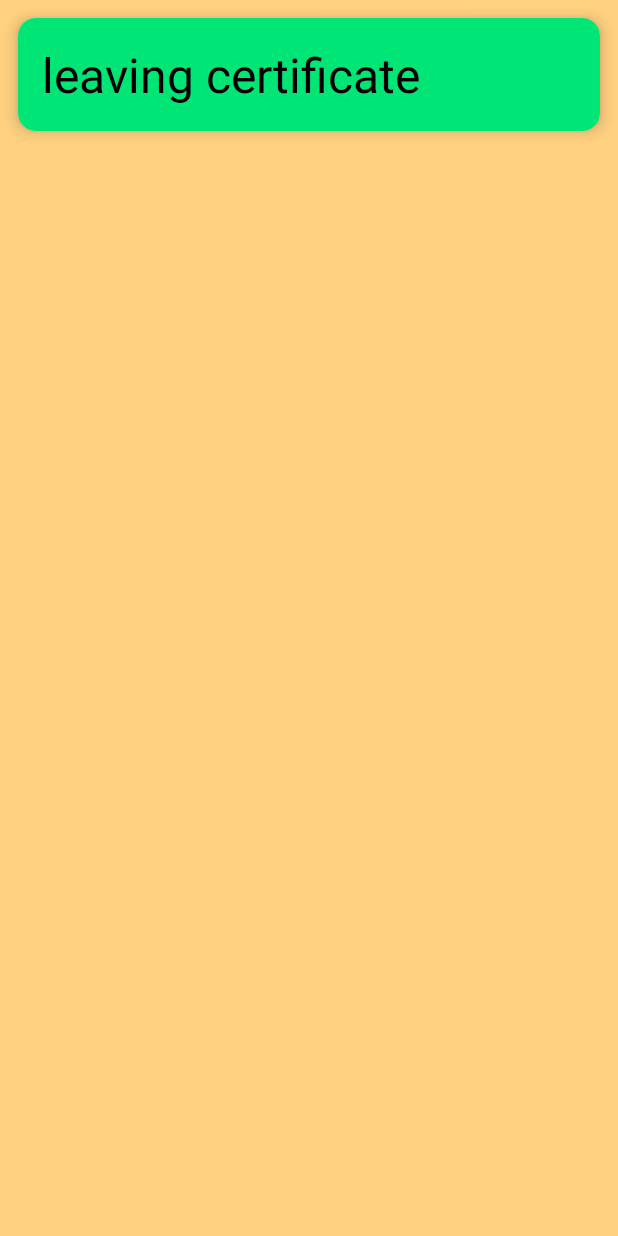
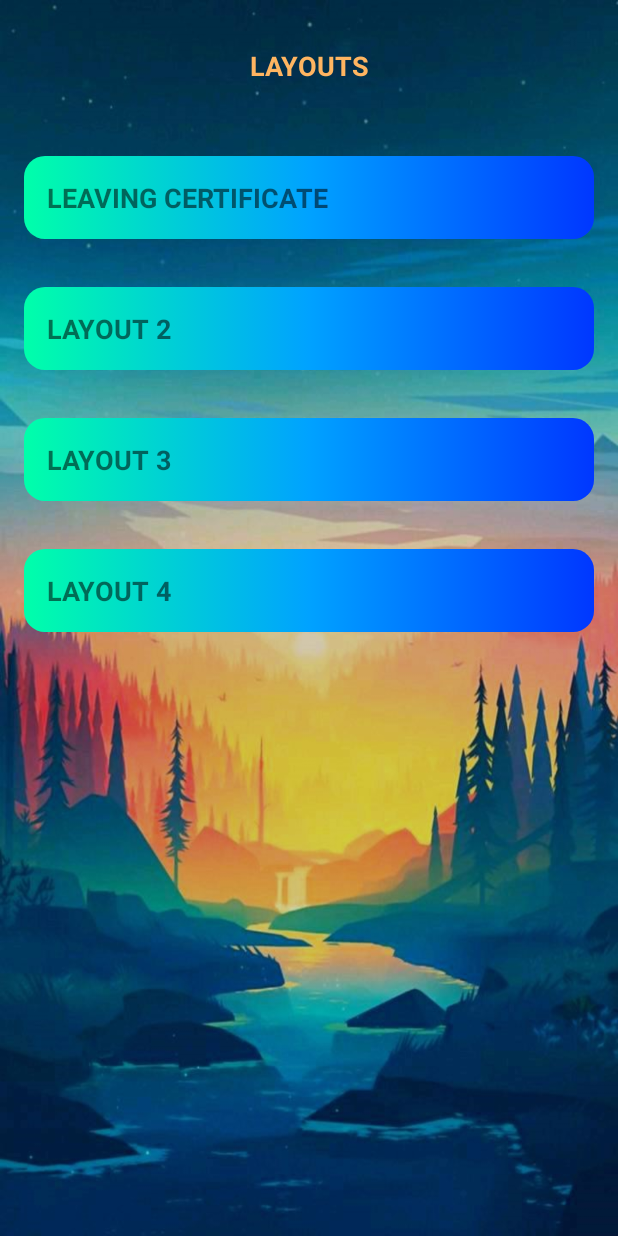
Before and after one commit to salim84miya/oopm-mini-project, an Android app: the StandardActivityList screen opened directly, with no data from a screen before it, on a phone screen of 412 x 824 dp. Run offline under Robolectric (Android 15) with nearby library versions, the phone set to English and light mode, and no system bars.

```diff
--- a/app/src/main/res/layout/activity_special.xml
+++ b/app/src/main/res/layout/activity_special.xml
@@ -27,7 +27,6 @@
             android:text="iot" />
 
 
-
         <com.google.android.material.tabs.TabItem
             android:layout_width="wrap_content"
             android:layout_height="wrap_content"
--- a/app/src/main/res/layout/activity_standard.xml
+++ b/app/src/main/res/layout/activity_standard.xml
@@ -1,12 +1,11 @@
 <?xml version="1.0" encoding="utf-8"?>
-<RelativeLayout
+<RelativeLayout xmlns:tools="http://schemas.android.com/tools"
     android:layout_width="match_parent"
     android:layout_height="match_parent"
     android:background="@drawable/layout_bg"
     xmlns:android="http://schemas.android.com/apk/res/android">
 
-    <LinearLayout xmlns:android="http://schemas.android.com/apk/res/android"
-        xmlns:tools="http://schemas.android.com/tools"
+    <LinearLayout
         android:id="@+id/box1"
         android:layout_width="match_parent"
         android:layout_height="wrap_content"
@@ -16,15 +15,15 @@
         <TextView
             android:layout_width="match_parent"
             android:layout_height="wrap_content"
-            android:text="LAYOUTS"
             android:layout_margin="16dp"
-            android:padding="15dp"
             android:layout_weight="1"
             android:gravity="center"
+            android:padding="15dp"
+            android:text="LAYOUTS"
             android:textAllCaps="true"
+            android:textColor="#FFB561"
             android:textSize="18sp"
-            android:textColor="#FFB561"
-            android:textStyle="bold"/>
+            android:textStyle="bold" />
 
     </LinearLayout>
 
--- a/app/src/main/res/layout/standard_request_list.xml
+++ b/app/src/main/res/layout/standard_request_list.xml
@@ -1,29 +1,100 @@
 <?xml version="1.0" encoding="utf-8"?>
-<LinearLayout
-    xmlns:android="http://schemas.android.com/apk/res/android"
-    xmlns:app="http://schemas.android.com/apk/res-auto"
+<RelativeLayout xmlns:tools="http://schemas.android.com/tools"
     android:layout_width="match_parent"
     android:layout_height="match_parent"
-    android:background="#FFD180">
-    <androidx.cardview.widget.CardView
-        android:id="@+id/list_item_1"
+    android:background="@drawable/layout_bg"
+    xmlns:android="http://schemas.android.com/apk/res/android">
+
+    <LinearLayout
+        android:id="@+id/box1"
         android:layout_width="match_parent"
         android:layout_height="wrap_content"
-        android:layout_rowWeight="1"
-        android:layout_columnWeight="1"
-        android:layout_margin="12dp"
-        app:cardCornerRadius="12dp"
-        app:cardElevation="6dp">
-    <TextView
+        android:minHeight="88dp"
+        android:orientation="vertical">
+
+        <TextView
+            android:layout_width="match_parent"
+            android:layout_height="wrap_content"
+            android:layout_margin="16dp"
+            android:layout_weight="1"
+            android:gravity="center"
+            android:padding="15dp"
+            android:text="LAYOUTS"
+            android:textAllCaps="true"
+            android:textColor="#FFB561"
+            android:textSize="18sp"
+            android:textStyle="bold" />
+
+    </LinearLayout>
+
+    <LinearLayout
+        android:id="@+id/list"
         android:layout_width="match_parent"
         android:layout_height="wrap_content"
-        android:padding="16dp"
-        android:text="leaving certificate"
-        android:background="#00E676"
-        android:textSize="32sp"
-        android:textColor="#000000"/>
-
-    </androidx.cardview.widget.CardView>
+        android:layout_below="@id/box1"
+        android:layout_gravity="center"
+        android:minHeight="88dp"
+        android:orientation="vertical">
 
 
-</LinearLayout>
+        <TextView
+            android:id="@+id/list_item_1"
+            android:layout_width="match_parent"
+            android:layout_height="wrap_content"
+            android:layout_weight="1"
+            android:text="Leaving certificate"
+            android:layout_margin="16dp"
+            android:padding="15dp"
+            android:textAllCaps="true"
+            android:textSize="18sp"
+            android:textStyle="bold"
+            android:background="@drawable/template_bg"
+            android:clickable="true"
+            android:focusable="true" />
+
+        <TextView
+            android:id="@+id/layout2"
+            android:layout_width="match_parent"
+            android:layout_height="wrap_content"
+            android:layout_weight="1"
+            android:text="Layout 2"
+            android:layout_margin="16dp"
+            android:padding="15dp"
+            android:textAllCaps="true"
+            android:textSize="18sp"
+            android:textStyle="bold"
+            android:background="@drawable/template_bg"
+            android:clickable="true"
+            android:focusable="true"/>
+
+        <TextView
+            android:id="@+id/layout3"
+            android:layout_width="match_parent"
+            android:layout_height="wrap_content"
+            android:layout_weight="1"
+            android:text="Layout 3"
+            android:layout_margin="16dp"
+            android:padding="15dp"
+            android:textAllCaps="true"
+            android:textSize="18sp"
+            android:textStyle="bold"
+            android:background="@drawable/template_bg"
+            android:clickable="true"
+            android:focusable="true"/>
+
+        <TextView
+            android:id="@+id/layout4"
+            android:layout_width="match_parent"
+            android:layout_height="wrap_content"
+            android:layout_weight="1"
+            android:text="Layout 4"
+            android:layout_margin="16dp"
+            android:padding="15dp"
+            android:textAllCaps="true"
+            android:textSize="18sp"
+            android:textStyle="bold"
+            android:background="@drawable/template_bg"
+            android:clickable="true"
+            android:focusable="true"/>
+    </LinearLayout>
+</RelativeLayout>
```
